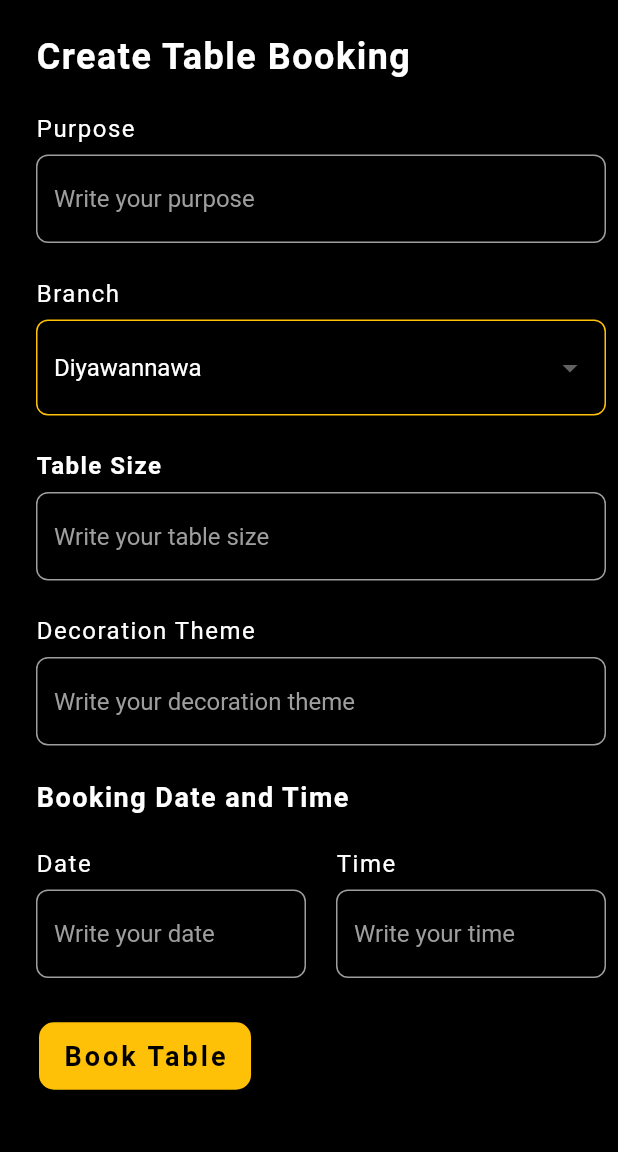
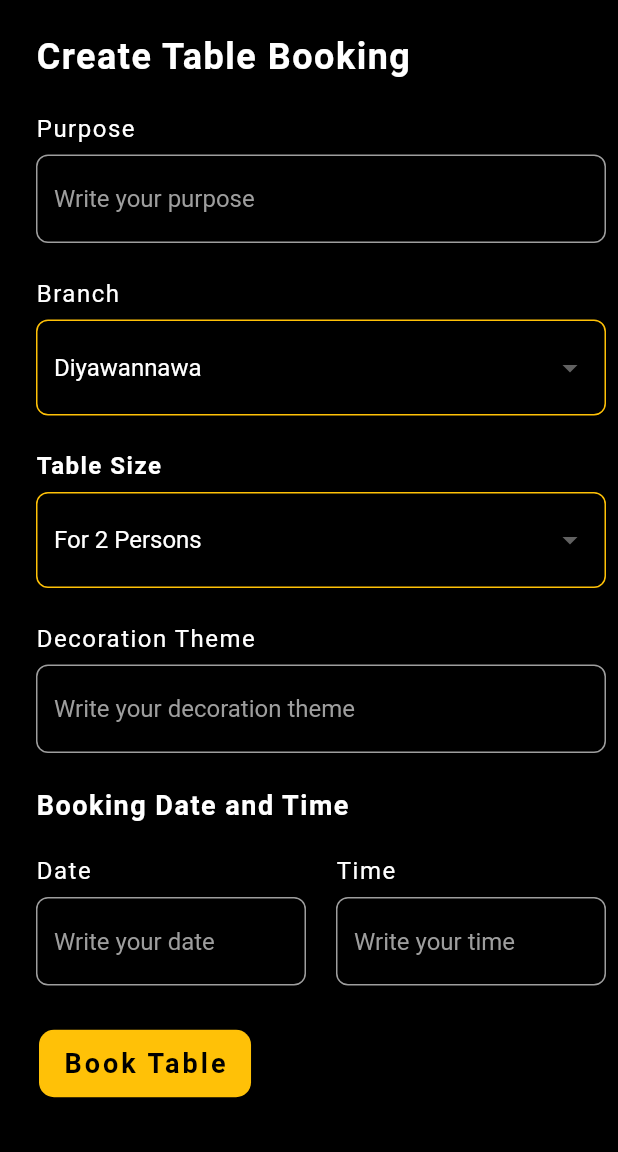
Before and after one commit to User-Experience-Design-SE3050-2021/se3050---uee-2021s2_reg_we_27, a Flutter app: the AddTableBookingScreen screen opened directly, on a phone screen of 412 x 824 dp, the part 84-1236 px from its top. Run offline on Flutter 3.47's test engine with Material 2 defaults, Android fonts, the light colour scheme and no system bars; our stand-ins replace cloud_firestore, firebase_core; accounts and stored records are empty.

Commit message:
add table size dropdown for addTableBookingForm.dart

```diff
--- a/machan_eats_application/lib/screens/tablebookingScreens/addTableBookingForm.dart
+++ b/machan_eats_application/lib/screens/tablebookingScreens/addTableBookingForm.dart
@@ -31,12 +31,13 @@ class _AddTableBookingFormState extends State<AddTableBookingForm> {
   final _addTableBookingFormKey = GlobalKey<FormState>();
 
   final List<String> branches = ['Diyawannawa','Kadawatha','Kaduwela','Panadura','Yatinuwara'];
+  final List<String> tableSizes = ['2','4','8','12'];
 
   bool _isProcessing = false;
 
   final TextEditingController _purposeController = TextEditingController();
   // final TextEditingController _branchController = TextEditingController();
-  final TextEditingController _tableSizeController = TextEditingController();
+  // final TextEditingController _tableSizeController = TextEditingController();
   final TextEditingController _decorationThemeController = TextEditingController();
   final TextEditingController _dateController = TextEditingController();
   final TextEditingController _timeController = TextEditingController();
@@ -71,7 +72,7 @@ class _AddTableBookingFormState extends State<AddTableBookingForm> {
                       ),
                     ),
                     SizedBox(height:24.0),
-                    Text(
+                    Text(                                     //purpose Label
                       'Purpose',
                       style: TextStyle(
                         color: Colors.white,
@@ -81,7 +82,7 @@ class _AddTableBookingFormState extends State<AddTableBookingForm> {
                       ),
                     ),
                     SizedBox(height:8.0),
-                    CustomFormField(
+                    CustomFormField(                                       //purpose input field
                       initialValue: "",
                       isLabelEnabled: false,
                       controller: _purposeController,
@@ -98,7 +99,7 @@ class _AddTableBookingFormState extends State<AddTableBookingForm> {
                       hint: 'Write your purpose',
                     ),
                     SizedBox(height:24.0),
-                    Text(
+                    Text(                                     //branch Label
                       'Branch',
                       style: TextStyle(
                         color: Colors.white,
@@ -108,7 +109,7 @@ class _AddTableBookingFormState extends State<AddTableBookingForm> {
                       ),
                     ),
                     SizedBox(height:8.0),
-                    DropdownButtonFormField(
+                    DropdownButtonFormField(                                       //branch dropdown
                       style: TextStyle(
                         color: Colors.white,
                         fontSize: 16,
@@ -174,7 +175,7 @@ class _AddTableBookingFormState extends State<AddTableBookingForm> {
                       // },
                     ),
                     SizedBox(height:24.0),
-                    Text(
+                    Text(                                       //table size label
                       'Table Size',
                       style: TextStyle(
                         color: Colors.white,
@@ -184,24 +185,73 @@ class _AddTableBookingFormState extends State<AddTableBookingForm> {
                       ),
                     ),
                     SizedBox(height:8.0),
-                    CustomFormField(
-                      initialValue: "",
-                      isLabelEnabled: false,
-                      controller: _tableSizeController,
-                      focusNode: widget.tableSizeFocusNode,
-                      keyboardType: TextInputType.text,
-                      inputAction: TextInputAction.next,
+                    DropdownButtonFormField(                                       //table size dropdown
+                      style: TextStyle(
+                        color: Colors.white,
+                        fontSize: 16,
+                      ),
+                      dropdownColor: Colors.black,
+                      decoration: InputDecoration(
+                        fillColor: Colors.black,
+                        filled: true,
+                        labelStyle: TextStyle(color: Colors.yellowAccent),
+                        hintStyle: const TextStyle(
+                            color: Colors.white
+                        ),
+                        errorStyle: const TextStyle(
+                          color: Colors.redAccent,
+                          fontWeight: FontWeight.bold,
+                        ),
+                        focusedBorder: OutlineInputBorder(
+                            borderRadius: BorderRadius.circular(8.0),
+                            borderSide: const BorderSide(
+                              color: Colors.amber,
+                              width: 2,
+                            )
+                        ),
+                        enabledBorder: OutlineInputBorder(
+                            borderRadius: BorderRadius.circular(8.0),
+                            borderSide: const BorderSide(
+                              color: Colors.amber,
+                            )
+                        ),
+                        errorBorder: OutlineInputBorder(
+                            borderRadius: BorderRadius.circular(8.0),
+                            borderSide: const BorderSide(
+                              color: Colors.redAccent,
+                              width: 2,
+                            )
+                        ),
+                        focusedErrorBorder: OutlineInputBorder(
+                          borderRadius: BorderRadius.circular(8.0),
+                          borderSide: const BorderSide(
+                            color: Colors.redAccent,
+                            width: 2,
+                          ),
+                        ),
+                      ),
+                      onChanged: (value) {
+                        setState(() => getTableSize = value.toString());
+                      },
+                      value: getTableSize.isEmpty ? '2' : getTableSize,
                       validator: (value) {
-                        Validator.validateField(
-                            value: value
+                        if(value == null || value.toString().isEmpty){
+                          return 'This source can not be empty.';
+                        }
+                        getTableSize = value.toString();
+                      },
+                      items: tableSizes.map((tableSize) {
+                        return DropdownMenuItem(
+                          child: Text('For $tableSize Persons'),
+                          value: tableSize,
                         );
-                        getTableSize = value;
-                      },
-                      label: 'Table Size',
-                      hint: 'Write your table size',
+                      }).toList(),
+                      // selectedItemBuilder: (context) {
+                      //   return [Text(getBranch)];
+                      // },
                     ),
                     SizedBox(height:24.0),
-                    Text(
+                    Text(                                     //decoration Label
                       'Decoration Theme',
                       style: TextStyle(
                         color: Colors.white,
@@ -229,7 +279,7 @@ class _AddTableBookingFormState extends State<AddTableBookingForm> {
                     ),
 
                     SizedBox(height:24.0),
-                    Text(
+                    Text(                                     //Booking date and time Label
                       'Booking Date and Time',
                       style: TextStyle(
                         fontSize: 18.0,
@@ -255,7 +305,7 @@ class _AddTableBookingFormState extends State<AddTableBookingForm> {
                               Column(
                                 crossAxisAlignment: CrossAxisAlignment.start,
                                 children: [
-                                  Text(
+                                  Text(                                     //date Label
                                     'Date',
                                     style: TextStyle(
                                       color: Colors.white,
@@ -298,7 +348,7 @@ class _AddTableBookingFormState extends State<AddTableBookingForm> {
                               Column(
                                 crossAxisAlignment: CrossAxisAlignment.start,
                                 children: [
-                                  Text(
+                                  Text(                                     //time Label
                                     'Time',
                                     style: TextStyle(
                                       color: Colors.white,
--- a/machan_eats_application/lib/screens/tablebookingScreens/tableBookingList.dart
+++ b/machan_eats_application/lib/screens/tablebookingScreens/tableBookingList.dart
@@ -58,7 +58,7 @@ class TableBookingList extends StatelessWidget {
                     overflow: TextOverflow.ellipsis,
                   ),
                   subtitle: Text(
-                    branch,
+                    ('$branch Branch'),
                     maxLines: 1,
                     overflow: TextOverflow.ellipsis,
                   ),
```
